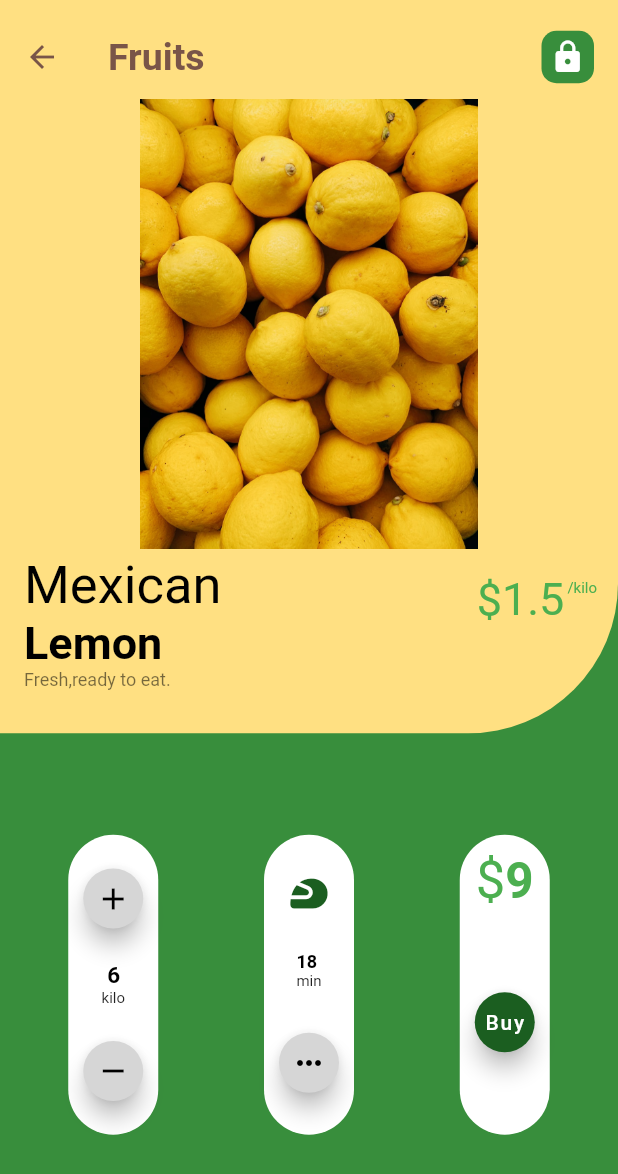
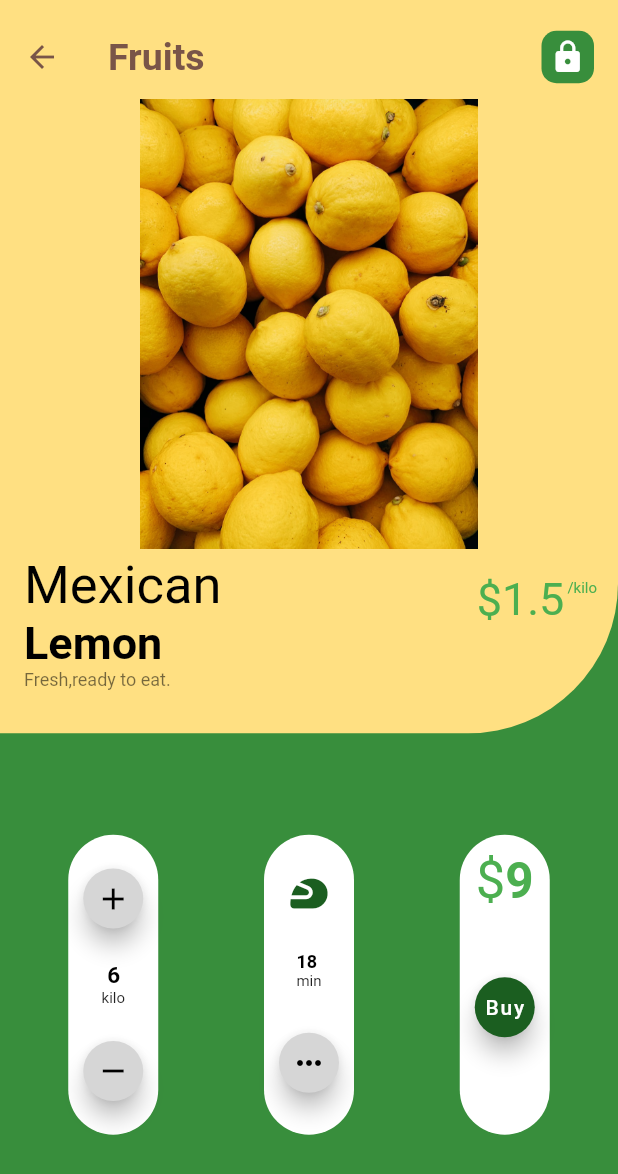
Before and after one commit to EslamOsama010/Course, a Flutter app: the LemonScreen screen opened directly, on a phone screen of 412 x 824 dp. Shown: the top 1174 px of the screen. Run offline on Flutter 3.47's test engine with Material 2 defaults, Android fonts, the phone set to English and light mode, and no system bars; our stand-ins replace dio; network calls fail.

Commit message:
first commit

```diff
--- a/lib/main.dart
+++ b/lib/main.dart
@@ -1,4 +1,4 @@
-import 'package:flutter/material.dart';
+ import 'package:flutter/material.dart';
 import 'package:myapp2/screens/%D8%A7%D9%84%D8%A7%D8%B0%D9%83%D8%A7%D8%B1/view.dart';
 import 'package:myapp2/screens/arrival/view.dart';
 import 'package:myapp2/screens/bad/view.dart';
--- a/lib/screens/bike/components/chat2.dart
+++ b/lib/screens/bike/components/chat2.dart
@@ -43,7 +43,7 @@ class Chat2 extends StatelessWidget {
                 margin: const EdgeInsets.only(
                   top: 10,
                 ),
-                width: 90,
+                width: 80,
                 height: 25,
                 decoration: BoxDecoration(
                   color: Colors.deepOrange,
@@ -52,7 +52,7 @@ class Chat2 extends StatelessWidget {
                 child: Center(
                     child: Text(
                       'Rs, 1\.80\.000',
-                      style: TextStyle(color: Colors.white),
+                      style: TextStyle(color: Colors.white,fontSize: 10),
                     )),
               ),
               Container(
--- a/lib/screens/gummy/view.dart
+++ b/lib/screens/gummy/view.dart
@@ -21,7 +21,7 @@ class _GummyScreenState extends State<GummyScreen> {
                   decoration: BoxDecoration(
                     color: Colors.white,
                     borderRadius: BorderRadius.circular(35),
-                    image: DecorationImage(image: NetworkImage('http://cdn.shopify.com/s/files/1/0066/7569/3639/products/NM2841L600MULTIGUMMIESfront_1200x630.jpg?v=1603124849')),
+                    image: DecorationImage(image: NetworkImage('https://i5.walmartimages.com/asr/0454ca45-06b7-4f9e-8404-b2c3cb4bc168_1.afbba6001b97cd3724900ce376150dc2.jpeg')),
                   ),
                 ),
               ),
--- a/lib/screens/hotel/view.dart
+++ b/lib/screens/hotel/view.dart
@@ -37,7 +37,7 @@ class HotelScreen extends StatelessWidget {
 
               ),
               Container(
-                margin: const EdgeInsets.only(top: 41),
+                margin: const EdgeInsets.only(top: 35),
                 height: 500,
                 width: double.infinity,
                 decoration: BoxDecoration(
--- a/lib/screens/lemon/view.dart
+++ b/lib/screens/lemon/view.dart
@@ -160,9 +160,8 @@ final controller = LemonController();
                         TextSpan(text:'9', style: TextStyle(fontSize: 33,color: Colors.green,fontWeight: FontWeight.bold)),
                       ]
                     )),
-                    SizedBox(height: 50,),
+                    SizedBox(height: 40,),
                     FloatingActionButton(mini: true,backgroundColor: Colors.green[900],onPressed: (){},child:Text('Buy',style: TextStyle(color: Colors.white),), ),
-                    SizedBox(height: 10,),
 
                   ],
                 ),
--- a/lib/screens/mediafire/view.dart
+++ b/lib/screens/mediafire/view.dart
@@ -139,7 +139,7 @@ class _MediaFireScreenState extends State<MediaFireScreen> {
                     mainAxisAlignment: MainAxisAlignment.center,
                     children: [
                     Text('Don\'t have an account ?'),
-                    MaterialButton(onPressed: (){},child: Text('Create an account',style: TextStyle(color: Colors.blueAccent),),)
+                    MaterialButton(onPressed: (){},child: Text('Create an account',style: TextStyle(color: Colors.blueAccent,fontSize: 11),),)
                   ],),
                 ),
               ],
--- a/lib/screens/my_cart/components/chat1.dart
+++ b/lib/screens/my_cart/components/chat1.dart
@@ -55,7 +55,7 @@ class _Chat1State extends State<Chat1> {
                 TextSpan(
                     text: 'Sub Total:\t\t', style: TextStyle(fontSize: 12)),
                 TextSpan(
-                    text: '\$400\n\n', style: TextStyle(color: Colors.orange)),
+                    text: '\$400\n', style: TextStyle(color: Colors.orange)),
                 TextSpan(
                     text: 'Ships Free', style: TextStyle(color: Colors.orange)),
               ])),
--- a/lib/screens/paris/view.dart
+++ b/lib/screens/paris/view.dart
@@ -57,8 +57,8 @@ class _ParisScreenState extends State<ParisScreen> {
             ),
             Image.asset(
               'assets/images/raining.png',
-              height: 230,
-              width: 400,
+              height: 200,
+              width: 200,
             ),
             SizedBox(
               height: 30,
--- a/lib/screens/quarn/components/chat2.dart
+++ b/lib/screens/quarn/components/chat2.dart
@@ -5,7 +5,6 @@ class Chat2 extends StatelessWidget {
     return Container(
       child: Column(
         children: [
-          SizedBox(height: 10,),
           Image.asset('assets/images/quran0.png',width: 120,height: 120,),
           Text('قرأني',style: TextStyle(color: Colors.yellow[100],fontWeight: FontWeight.bold,fontSize: 20),),
           Text('Quraani',style: TextStyle(color: Colors.yellow[100],fontWeight: FontWeight.bold,fontSize: 25),),
--- a/lib/screens/quarn/view.dart
+++ b/lib/screens/quarn/view.dart
@@ -14,6 +14,7 @@ class QuranScreen extends StatelessWidget {
         child: Container(
           width: double.infinity,
           color: Colors.green[900],
+          child: SingleChildScrollView(
             child: Column(
               children: [
                 Chat2(),
@@ -55,7 +56,6 @@ class QuranScreen extends StatelessWidget {
                     ],
                   ),
                 ),
-              // SizedBox(height: 10,),
                 Container(
                   child: Row(
                     children: [
@@ -72,6 +72,7 @@ class QuranScreen extends StatelessWidget {
             ),
           ),
         ),
+      ),
     );
   }
 }
```
Also changed, not shown: 2 other files. Lines whose indentation alone changed are shown as unchanged.
